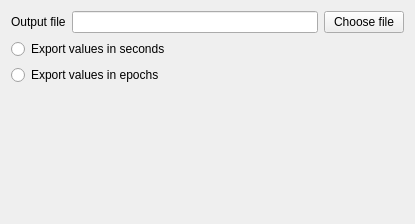
First picture: the form in modules/CEAMSModules/SleepBouts/Ui_SleepBoutsSettingsView.ui, repository SnoozToolbox/snooz-package-ceams, before the edit.
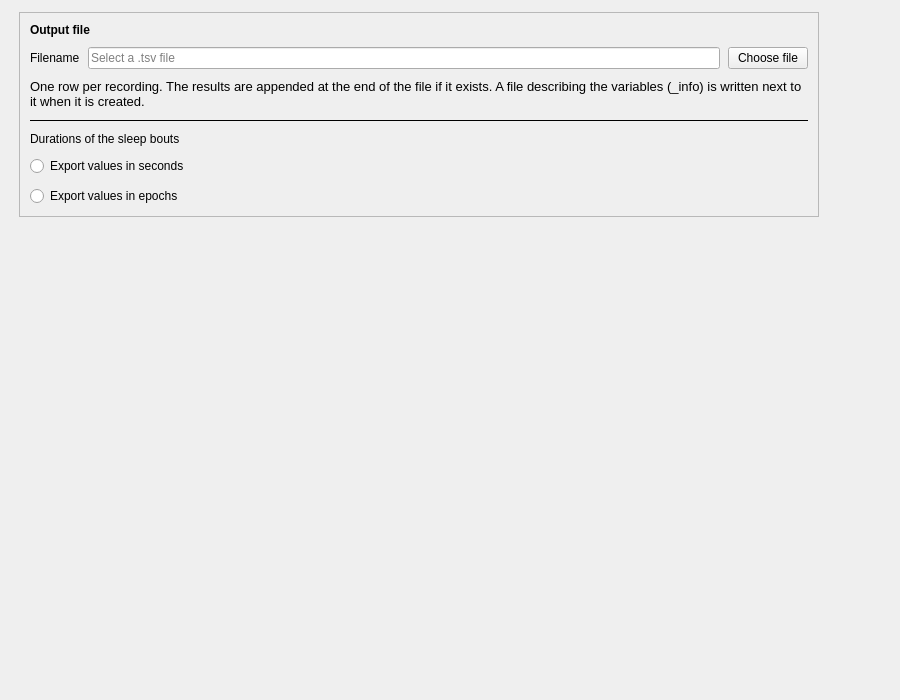
Second picture: the form after the edit.

Commit message: Report Sleep Bouts: redesigned pages (tool 2.3.1, module 2.1.1)

Diff of the .ui file:
```diff
--- a/modules/CEAMSModules/SleepBouts/Ui_SleepBoutsSettingsView.ui
+++ b/modules/CEAMSModules/SleepBouts/Ui_SleepBoutsSettingsView.ui
@@ -6,25 +6,118 @@
    <rect>
     <x>0</x>
     <y>0</y>
-    <width>415</width>
-    <height>224</height>
+    <width>900</width>
+    <height>700</height>
    </rect>
   </property>
   <property name="windowTitle">
    <string>Form</string>
   </property>
   <layout class="QVBoxLayout" name="verticalLayout">
+   <property name="leftMargin">
+    <number>19</number>
+   </property>
+   <property name="topMargin">
+    <number>12</number>
+   </property>
+   <property name="rightMargin">
+    <number>19</number>
+   </property>
+   <property name="bottomMargin">
+    <number>12</number>
+   </property>
    <item>
-    <layout class="QHBoxLayout" name="horizontalLayout">
+    <layout class="QHBoxLayout" name="content_row" stretch="1,0">
+     <property name="leftMargin">
+      <number>0</number>
+     </property>
+     <property name="topMargin">
+      <number>0</number>
+     </property>
+     <property name="rightMargin">
+      <number>0</number>
+     </property>
+     <property name="bottomMargin">
+      <number>0</number>
+     </property>
      <item>
-      <widget class="QLabel" name="label">
+      <widget class="QWidget" name="content_widget" native="true">
+       <property name="maximumSize">
+        <size>
+         <width>800</width>
+         <height>16777215</height>
+        </size>
+       </property>
+       <layout class="QVBoxLayout" name="content_layout">
+        <property name="spacing">
+         <number>16</number>
+        </property>
+        <property name="leftMargin">
+         <number>0</number>
+        </property>
+        <property name="topMargin">
+         <number>0</number>
+        </property>
+        <property name="rightMargin">
+         <number>0</number>
+        </property>
+        <property name="bottomMargin">
+         <number>0</number>
+        </property>
+        <item>
+         <widget class="QFrame" name="output_card">
+          <property name="frameShape">
+           <enum>QFrame::Shape::StyledPanel</enum>
+          </property>
+          <property name="frameShadow">
+           <enum>QFrame::Shadow::Raised</enum>
+          </property>
+          <layout class="QVBoxLayout" name="output_card_layout">
+           <property name="spacing">
+            <number>10</number>
+           </property>
+           <property name="leftMargin">
+            <number>10</number>
+           </property>
+           <property name="topMargin">
+            <number>10</number>
+           </property>
+           <property name="rightMargin">
+            <number>10</number>
+           </property>
+           <property name="bottomMargin">
+            <number>10</number>
+           </property>
+           <item>
+            <widget class="QLabel" name="output_title_label">
+             <property name="font">
+              <font>
+               <bold>true</bold>
+              </font>
+             </property>
        <property name="text">
         <string>Output file</string>
        </property>
       </widget>
      </item>
      <item>
-      <widget class="QLineEdit" name="output_file_lineedit"/>
+            <layout class="QHBoxLayout" name="output_file_layout">
+             <property name="spacing">
+              <number>8</number>
+             </property>
+             <item>
+              <widget class="QLabel" name="label">
+               <property name="text">
+                <string>Filename</string>
+               </property>
+              </widget>
+             </item>
+             <item>
+              <widget class="QLineEdit" name="output_file_lineedit">
+               <property name="placeholderText">
+                <string>Select a .tsv file</string>
+               </property>
+              </widget>
      </item>
      <item>
       <widget class="QPushButton" name="choose_file_pushbutton">
@@ -35,6 +128,47 @@
      </item>
     </layout>
    </item>
+           <item>
+            <widget class="QLabel" name="output_help_label">
+             <property name="font">
+              <font>
+               <pointsize>10</pointsize>
+              </font>
+             </property>
+             <property name="text">
+              <string>One row per recording. The results are appended at the end of the file if it exists. A file describing the variables (_info) is written next to it when it is created.</string>
+             </property>
+             <property name="wordWrap">
+              <bool>true</bool>
+             </property>
+             <property name="variant" stdset="0">
+              <string notr="true">help</string>
+             </property>
+            </widget>
+           </item>
+           <item>
+            <widget class="QFrame" name="output_line">
+             <property name="frameShape">
+              <enum>QFrame::Shape::HLine</enum>
+             </property>
+             <property name="frameShadow">
+              <enum>QFrame::Shadow::Plain</enum>
+             </property>
+            </widget>
+           </item>
+           <item>
+            <widget class="QLabel" name="unit_label">
+             <property name="text">
+              <string>Durations of the sleep bouts</string>
+             </property>
+             <property name="wordWrap">
+              <bool>true</bool>
+             </property>
+             <property name="variant" stdset="0">
+              <string notr="true">help</string>
+             </property>
+            </widget>
+           </item>
    <item>
     <widget class="QRadioButton" name="export_seconds_radiobutton">
      <property name="text">
@@ -49,6 +183,27 @@
      </property>
     </widget>
    </item>
+          </layout>
+         </widget>
+        </item>
+       </layout>
+      </widget>
+     </item>
+     <item>
+      <spacer name="content_spacer">
+       <property name="orientation">
+        <enum>Qt::Orientation::Horizontal</enum>
+       </property>
+       <property name="sizeHint" stdset="0">
+        <size>
+         <width>40</width>
+         <height>20</height>
+        </size>
+       </property>
+      </spacer>
+     </item>
+    </layout>
+   </item>
    <item>
     <spacer name="verticalSpacer">
      <property name="orientation">
@@ -56,8 +211,8 @@
      </property>
      <property name="sizeHint" stdset="0">
       <size>
-       <width>20</width>
-       <height>40</height>
+       <width>40</width>
+       <height>20</height>
       </size>
      </property>
     </spacer>
```
Left out of the diff: 6 changed lines with no effect on the pictures. Lines whose indentation alone changed are shown as unchanged. The commit also changes 10 other files.
